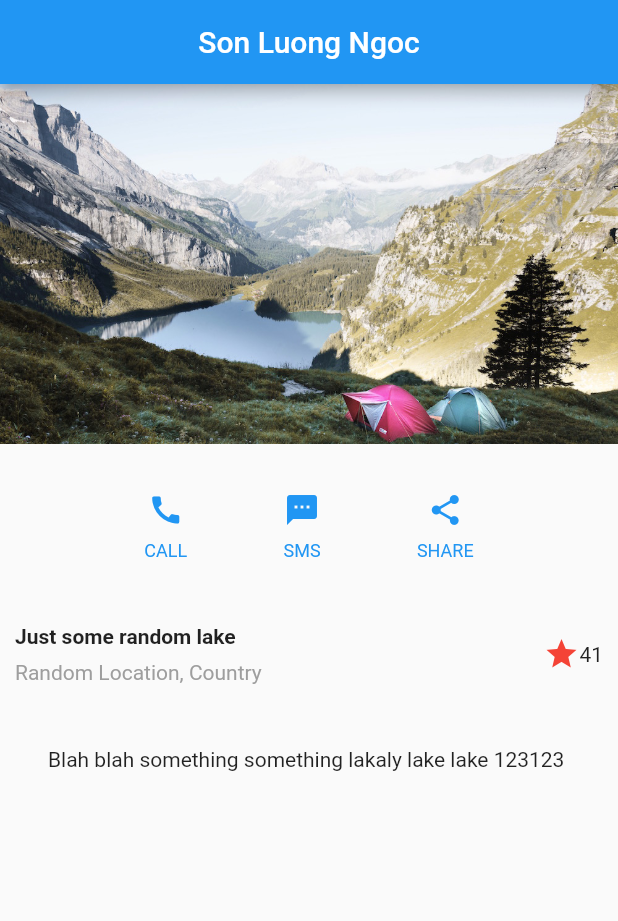
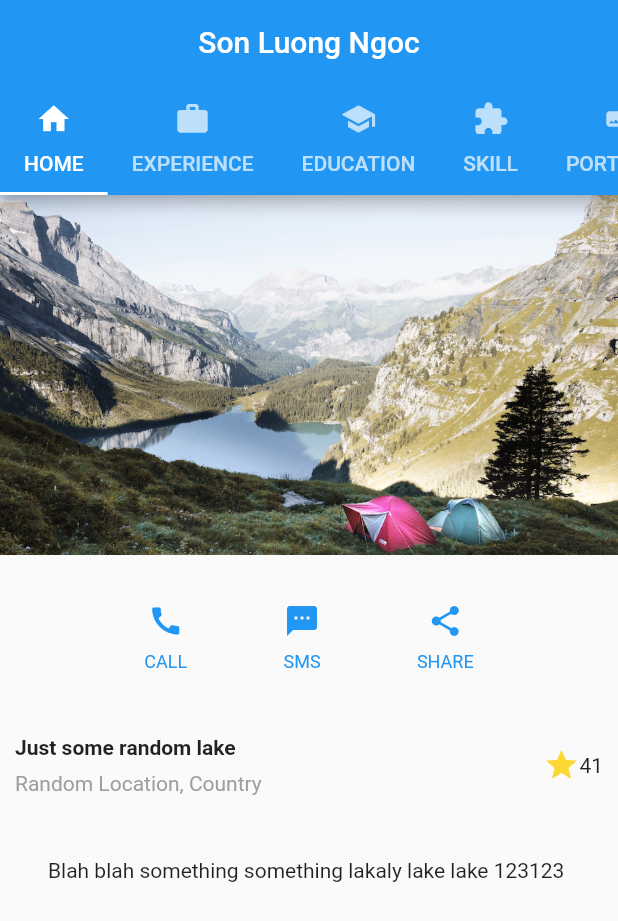
Before and after one commit to sluongng/flutter_app, a Flutter app: the screen it shows after launch, on a phone screen of 412 x 824 dp. Shown: the top 921 px of the screen. Run offline on Flutter 3.47's test engine with Material 2 defaults, Android fonts, the phone set to English and light mode, and no system bars.

Commit message:
Tried out TabBar

```diff
--- a/lib/main.dart
+++ b/lib/main.dart
@@ -3,6 +3,22 @@ import 'package:flutter/material.dart';
 void main() {
   runApp(new MyApp());
 }
+
+
+class Choice {
+  const Choice({ this.title, this.icon});
+  final String title;
+  final IconData icon;
+}
+
+const List<Choice> choices = const <Choice>[
+  const Choice(title: 'HOME', icon: Icons.home),
+  const Choice(title: 'EXPERIENCE', icon: Icons.work),
+  const Choice(title: 'EDUCATION', icon: Icons.school),
+  const Choice(title: 'SKILL', icon: Icons.extension),
+  const Choice(title: 'PORTFOLIO', icon: Icons.art_track),
+  const Choice(title: 'CONTACT', icon: Icons.contact_mail),
+];
 
 class MyApp extends StatelessWidget {
   @override
@@ -41,7 +57,7 @@ class MyApp extends StatelessWidget {
           // Star Icon
           new Icon(
             Icons.star,
-            color: Colors.red[500],
+            color: Colors.yellow[600],
           ),
 
           // Star Count
@@ -98,10 +114,21 @@ Blah blah something something lakaly lake lake 123123
 
     return new MaterialApp(
       title: 'Flutter Demo',
-      home: new Scaffold(
+      home: new DefaultTabController(
+        length: choices.length,
+        child: new Scaffold(
           appBar: new AppBar(
-          title: new Text('Son Luong Ngoc'),
+            title: const Text('Son Luong Ngoc'),
             centerTitle: true,
+            bottom: new TabBar(
+              isScrollable: true,
+              tabs: choices.map((Choice choice) {
+                return new Tab(
+                  text: choice.title,
+                  icon: new Icon(choice.icon),
+                );
+              }).toList(),
+            ),
           ),
           body: new ListView(
             children: [
@@ -116,6 +143,7 @@ Blah blah something something lakaly lake lake 123123
               textSection,
             ],
           ),
+        )
       ),
     );
   }
```
Also changed, not shown: lib/tes.dart (deleted, +0 -118 lines). Lines whose indentation alone changed are shown as unchanged.
